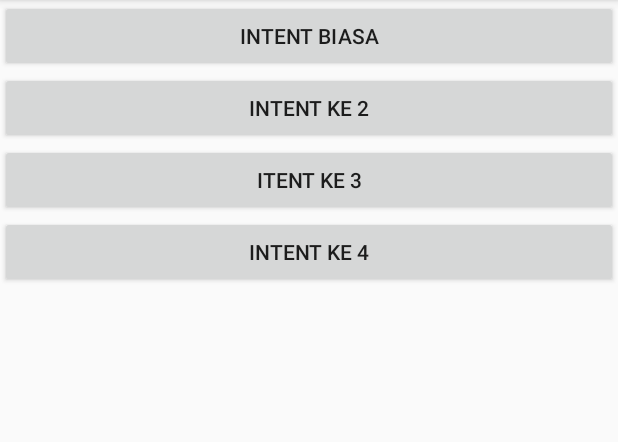
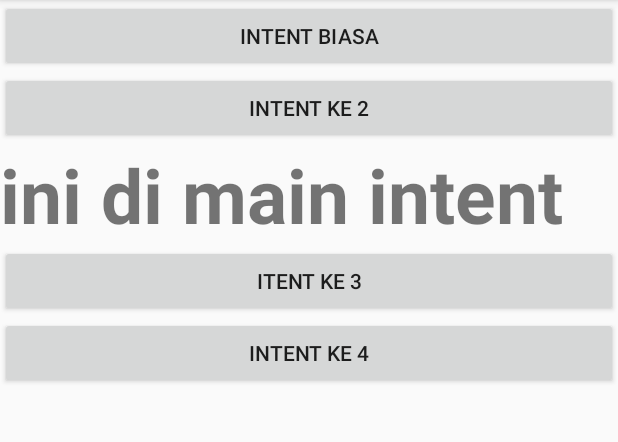
Before and after one commit to Haritsdev0981/Belajar_Inten, an Android app: the screen it shows after launch (MainActivity), on a phone screen of 412 x 824 dp, the part 84-526 px from its top. Run offline under Robolectric (Android 15) with nearby library versions, the phone set to English and light mode, and no system bars.

Commit message:
Text View
buat hacktober fest

```diff
--- a/app/src/main/res/layout/activity_main.xml
+++ b/app/src/main/res/layout/activity_main.xml
@@ -6,6 +6,7 @@
     android:layout_height="match_parent"
     android:orientation="vertical"
     tools:context=".MainActivity">
+
 
     <Button
         android:id="@+id/btn_intenbiasa"
@@ -18,6 +19,13 @@
         android:layout_width="match_parent"
         android:layout_height="wrap_content"
         android:text="Intent ke 2"/>
+
+    <TextView
+        android:layout_width="wrap_content"
+        android:layout_height="wrap_content"
+        android:text="ini di main intent"
+        android:textSize="50sp"
+        android:textStyle="bold"/>
 
     <Button
         android:id="@+id/btn_inten3"
```
